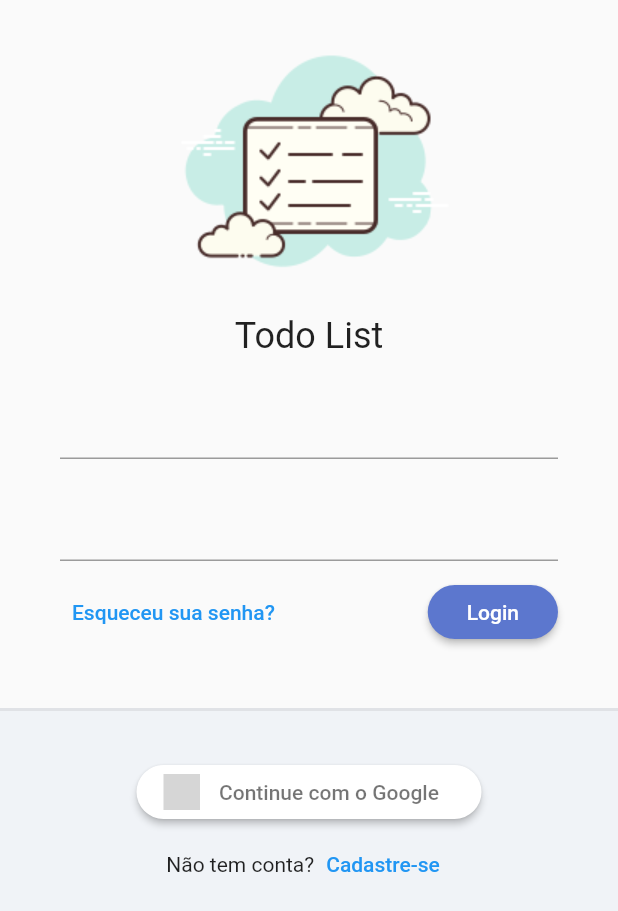
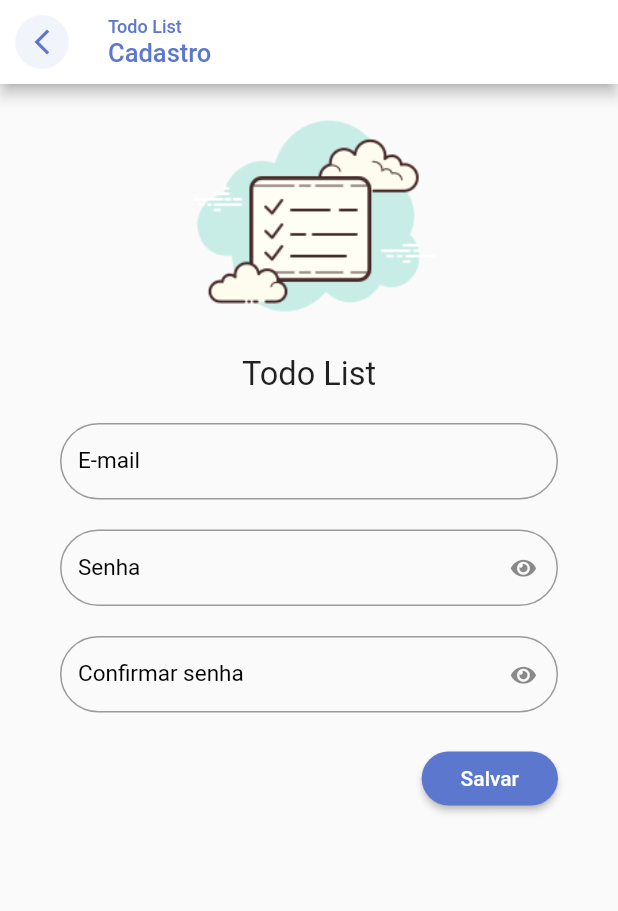
Before and after one commit to antoniofavarinfreire/todo_list_provider, a Flutter app: the screen it shows after launch, after a tap on "Cadastre-se", on a phone screen of 412 x 824 dp. Shown: the top 911 px of the screen. Run offline on Flutter 3.47's test engine with Material 2 defaults, Android fonts, the phone set to English and light mode, and no system bars; our stand-ins replace firebase_auth, firebase_core, flutter_signin_button, google_fonts, sqflite, synchronized; accounts and stored records are empty; Roboto replaces fonts that are missing (Mandali); grey boxes are pictures that could not be loaded.

Commit message:
Criando estrutura para login pelo firebase

```diff
--- a/lib/app/app_module.dart
+++ b/lib/app/app_module.dart
@@ -1,7 +1,10 @@
+import 'package:firebase_auth/firebase_auth.dart';
 import 'package:flutter/material.dart';
 import 'package:provider/provider.dart';
 import 'package:todo_list_provider/app/app_widget.dart';
 import 'package:todo_list_provider/app/core/database/sqlite_connection_factory.dart';
+import 'package:todo_list_provider/app/repositories/user/user_repository.dart';
+import 'package:todo_list_provider/app/repositories/user/user_repository_impl.dart';
 
 class AppModule extends StatelessWidget {
   const AppModule({super.key});
@@ -10,12 +13,18 @@ class AppModule extends StatelessWidget {
   Widget build(BuildContext context) {
     return MultiProvider(
       providers: [
+        Provider(create: (_) => FirebaseAuth.instance),
         Provider(
           create: (_) => SqliteConnectionFactory,
           lazy: false,
-        )
+        ),
+        Provider<UserRepository>(
+          create: (context) => UserRepositoryImpl(
+            firebaseAuth: context.read(),
+          ),
+        ),
       ],
-      child: AppWidget(),
+      child: const AppWidget(),
     );
   }
 }
--- a/lib/app/app_widget.dart
+++ b/lib/app/app_widget.dart
@@ -1,10 +1,8 @@
+import 'package:firebase_auth/firebase_auth.dart';
 import 'package:flutter/material.dart';
-import 'package:provider/provider.dart';
 import 'package:todo_list_provider/app/core/database/sqlite_adm_connection.dart';
 import 'package:todo_list_provider/app/core/ui/todo_list_ui_config.dart';
 import 'package:todo_list_provider/app/modules/auth/auth_module.dart';
-import 'package:todo_list_provider/app/modules/auth/login/login_controller.dart';
-import 'package:todo_list_provider/app/modules/auth/login/login_page.dart';
 import 'package:todo_list_provider/app/modules/splash/splash_page.dart';
 
 class AppWidget extends StatefulWidget {
@@ -20,12 +18,13 @@ class _AppWidgetState extends State<AppWidget> {
   @override
   void initState() {
     super.initState();
-    WidgetsBinding.instance?.addObserver(sqliteAdmConnection);
+    FirebaseAuth auth = FirebaseAuth.instance;
+    WidgetsBinding.instance.addObserver(sqliteAdmConnection);
   }
 
   @override
   void dispose() {
-    WidgetsBinding.instance?.removeObserver(sqliteAdmConnection);
+    WidgetsBinding.instance.removeObserver(sqliteAdmConnection);
     super.dispose();
   }
 
@@ -38,7 +37,7 @@ class _AppWidgetState extends State<AppWidget> {
       routes: {
         ...AuthModule().routers,
       },
-      home: SplashPage(),
+      home: const SplashPage(),
     );
   }
 }
--- a/lib/app/core/database/sqlite_adm_connection.dart
+++ b/lib/app/core/database/sqlite_adm_connection.dart
@@ -1,13 +1,12 @@
 import 'package:flutter/material.dart';
-import 'package:todo_list_provider/app/core/database/sqlite_connection_factory.dart';
+// import 'package:todo_list_provider/app/core/database/sqlite_connection_factory.dart';
 
 class SqliteAdmConnection with WidgetsBindingObserver {
   @override
   void didChangeAppLifecycleState(AppLifecycleState state) {
-    final connection = SqliteConnectionFactory();
+    // final connection = SqliteConnectionFactory();
 
     switch (state) {
-
       case AppLifecycleState.resumed:
         break;
       case AppLifecycleState.inactive:
@@ -16,7 +15,6 @@ class SqliteAdmConnection with WidgetsBindingObserver {
         break;
     }
 
-
     super.didChangeAppLifecycleState(state);
   }
 }
--- a/lib/app/core/ui/theme_extensions.dart
+++ b/lib/app/core/ui/theme_extensions.dart
@@ -5,7 +5,7 @@ extension ThemeExtension on BuildContext {
   Color get primaryColorLight => Theme.of(this).primaryColorLight;
   TextTheme get textTheme => Theme.of(this).textTheme;
 
-  TextStyle get titleStyle => TextStyle(
+  TextStyle get titleStyle => const TextStyle(
         fontSize: 12,
         fontWeight: FontWeight.bold,
         color: Colors.grey,
--- /dev/null
+++ b/lib/app/core/ui/todo_list_icon.dart
@@ -0,0 +1,30 @@
+/// Flutter icons TodoListIcon
+/// Copyright (C) 2023 by original authors @ fluttericon.com, fontello.com
+/// This font was generated by FlutterIcon.com, which is derived from Fontello.
+///
+/// To use this font, place it in your fonts/ directory and include the
+/// following in your pubspec.yaml
+///
+/// flutter:
+///   fonts:
+///    - family:  TodoListIcon
+///      fonts:
+///       - asset: fonts/TodoListIcon.ttf
+///
+///
+/// * Font Awesome 5, Copyright (C) 2016 by Dave Gandy
+///         Author:    Dave Gandy
+///         License:   SIL (https://github.com/FortAwesome/Font-Awesome/blob/master/LICENSE.txt)
+///         Homepage:  http://fortawesome.github.com/Font-Awesome/
+///
+import 'package:flutter/widgets.dart';
+
+class TodoListIcon {
+  TodoListIcon._();
+
+  static const _kFontFam = 'TodoListIcon';
+  static const String? _kFontPkg = null;
+
+  static const IconData eye = IconData(0xf06e, fontFamily: _kFontFam, fontPackage: _kFontPkg);
+  static const IconData eyeSlash = IconData(0xf070, fontFamily: _kFontFam, fontPackage: _kFontPkg);
+}
--- a/lib/app/core/ui/todo_list_ui_config.dart
+++ b/lib/app/core/ui/todo_list_ui_config.dart
@@ -6,10 +6,10 @@ class TodoListUiConfig {
 
   static ThemeData get theme => ThemeData(
         textTheme: GoogleFonts.mandaliTextTheme(),
-        primaryColor: Color(0xff5C77CE),
-        primaryColorLight: Color(0xffABC8F7),
+        primaryColor: const Color(0xff5C77CE),
+        primaryColorLight: const Color(0xffABC8F7),
         elevatedButtonTheme: ElevatedButtonThemeData(
-          style: ElevatedButton.styleFrom(backgroundColor: Color(0xff5C77CE)),
+          style: ElevatedButton.styleFrom(backgroundColor: const Color(0xff5C77CE)),
         ),
       );
 }
--- /dev/null
+++ b/lib/app/core/widget/todo_list_field.dart
@@ -0,0 +1,65 @@
+import 'package:flutter/material.dart';
+import 'package:todo_list_provider/app/core/ui/todo_list_icon.dart';
+
+class TodoListField extends StatelessWidget {
+  final String label;
+  final IconButton? suffixIconButton;
+  final bool obscureText;
+  final ValueNotifier<bool> obscureTextVN;
+  final TextEditingController? controller;
+  final FormFieldValidator<String>? validator;
+
+  TodoListField({
+    super.key,
+    required this.label,
+    this.suffixIconButton,
+    this.obscureText = false,
+    this.controller,
+    this.validator,
+  })  : assert(obscureText == true ? suffixIconButton == null : true,
+            'Obscure text não pode ser enviado com suffixbutton '),
+        obscureTextVN = ValueNotifier(obscureText);
+
+  @override
+  Widget build(BuildContext context) {
+    return ValueListenableBuilder<bool>(
+      valueListenable: obscureTextVN,
+      builder: (_, obscureTextVNValue, child) {
+        return TextFormField(
+          controller: controller,
+          validator: validator,
+          decoration: InputDecoration(
+            labelText: label,
+            labelStyle: const TextStyle(
+              fontSize: 15,
+              color: Colors.black,
+            ),
+            border: OutlineInputBorder(
+              borderRadius: BorderRadius.circular(30),
+            ),
+            errorBorder: OutlineInputBorder(
+              borderRadius: BorderRadius.circular(30),
+              borderSide: const BorderSide(color: Colors.red),
+            ),
+            isDense: true,
+            suffixIcon: suffixIconButton ??
+                (obscureText == true
+                    ? IconButton(
+                        onPressed: () {
+                          obscureTextVN.value = !obscureTextVNValue;
+                        },
+                        icon: Icon(
+                          !obscureTextVNValue
+                              ? TodoListIcon.eyeSlash
+                              : TodoListIcon.eye,
+                          size: 15,
+                        ),
+                      )
+                    : null),
+          ),
+          obscureText: obscureTextVNValue,
+        );
+      },
+    );
+  }
+}
--- /dev/null
+++ b/lib/app/exception/auth_exception.dart
@@ -0,0 +1,6 @@
+class AuthException implements Exception {
+  final String message;
+  AuthException({
+    required this.message,
+  });
+}
--- a/lib/app/modules/auth/auth_module.dart
+++ b/lib/app/modules/auth/auth_module.dart
@@ -2,6 +2,8 @@ import 'package:provider/provider.dart';
 import 'package:todo_list_provider/app/core/modules/todo_list_module.dart';
 import 'package:todo_list_provider/app/modules/auth/login/login_controller.dart';
 import 'package:todo_list_provider/app/modules/auth/login/login_page.dart';
+import 'package:todo_list_provider/app/modules/auth/register/register_controller.dart';
+import 'package:todo_list_provider/app/modules/auth/register/register_page.dart';
 
 class AuthModule extends TodoListModule {
   AuthModule()
@@ -9,10 +11,14 @@ class AuthModule extends TodoListModule {
           bindings: [
             ChangeNotifierProvider(
               create: (_) => LoginController(),
+            ),
+            ChangeNotifierProvider(
+              create: (_) => RegisterController(),
             )
           ],
           routers: {
-            '/login': (context) => LoginPage(),
+            '/login': (context) => const LoginPage(),
+            '/register': (context) => const RegisterPage(),
           },
         );
 }
--- a/lib/app/modules/auth/login/login_page.dart
+++ b/lib/app/modules/auth/login/login_page.dart
@@ -1,6 +1,6 @@
 import 'package:flutter/material.dart';
-import 'package:flutter_signin_button/button_view.dart';
 import 'package:flutter_signin_button/flutter_signin_button.dart';
+import 'package:todo_list_provider/app/core/widget/todo_list_field.dart';
 import 'package:todo_list_provider/app/core/widget/todo_list_logo.dart';
 
 class LoginPage extends StatelessWidget {
@@ -19,21 +19,22 @@ class LoginPage extends StatelessWidget {
             child: IntrinsicHeight(
               child: Column(
                 children: [
-                  SizedBox(
-                    height: 10,
-                  ),
-                  TodoListLogo(),
+                  const SizedBox(height: 10),
+                  const TodoListLogo(),
                   Padding(
                     padding: const EdgeInsets.symmetric(
                         horizontal: 40, vertical: 20),
                     child: Form(
                       child: Column(
                         children: [
-                          TextFormField(),
+                          TodoListField(label: 'E-mail'),
                           const SizedBox(
                             height: 20,
                           ),
-                          TextFormField(),
+                          TodoListField(
+                            label: 'Senha',
+                            obscureText: true,
+                          ),
                           const SizedBox(
                             height: 10,
                           ),
@@ -42,18 +43,20 @@ class LoginPage extends StatelessWidget {
                             children: [
                               TextButton(
                                 onPressed: () {},
-                                child: Text('Esqueceu sua senha?'),
+                                child: const Text('Esqueceu sua senha?'),
                               ),
                               ElevatedButton(
-                                  onPressed: () {},
-                                  child: const Padding(
-                                    padding: EdgeInsets.all(10.0),
-                                    child: Text('Login'),
+                                onPressed: () {},
+                                style: ElevatedButton.styleFrom(
+                                  shape: RoundedRectangleBorder(
+                                    borderRadius: BorderRadius.circular(20),
                                   ),
-                                  style: ElevatedButton.styleFrom(
-                                      shape: RoundedRectangleBorder(
-                                    borderRadius: BorderRadius.circular(20),
-                                  )))
+                                ),
+                                child: const Padding(
+                                  padding: EdgeInsets.all(10.0),
+                                  child: Text('Login'),
+                                ),
+                              )
                             ],
                           )
                         ],
@@ -66,7 +69,7 @@ class LoginPage extends StatelessWidget {
                   Expanded(
                     child: Container(
                       decoration: BoxDecoration(
-                        color: Color(0xffF0F3F7),
+                        color: const Color(0xffF0F3F7),
                         border: Border(
                           top: BorderSide(
                               width: 2, color: Colors.grey.withAlpha(50)),
@@ -92,7 +95,9 @@ class LoginPage extends StatelessWidget {
                             children: [
                               const Text('Não tem conta?'),
                               TextButton(
-                                onPressed: () {},
+                                onPressed: () {
+                                  Navigator.of(context).pushNamed('/register');
+                                },
                                 child: const Text('Cadastre-se'),
                               )
                             ],
--- /dev/null
+++ b/lib/app/modules/auth/register/register_controller.dart
@@ -0,0 +1,4 @@
+import 'package:flutter/material.dart';
+class RegisterController extends ChangeNotifier {
+
+}
--- /dev/null
+++ b/lib/app/modules/auth/register/register_page.dart
@@ -0,0 +1,97 @@
+import 'package:flutter/material.dart';
+import 'package:todo_list_provider/app/core/ui/theme_extensions.dart';
+import 'package:todo_list_provider/app/core/widget/todo_list_field.dart';
+import 'package:todo_list_provider/app/core/widget/todo_list_logo.dart';
+
+class RegisterPage extends StatelessWidget {
+  const RegisterPage({super.key});
+
+  @override
+  Widget build(BuildContext context) {
+    return Scaffold(
+      appBar: AppBar(
+        automaticallyImplyLeading: false,
+        backgroundColor: Colors.white,
+        title: Row(
+          mainAxisAlignment: MainAxisAlignment.start,
+          children: [
+            Column(
+              crossAxisAlignment: CrossAxisAlignment.start,
+              children: [
+                Text(
+                  'Todo List',
+                  style: TextStyle(fontSize: 12, color: context.primaryColor),
+                ),
+                Text(
+                  'Cadastro',
+                  style: TextStyle(fontSize: 17, color: context.primaryColor),
+                )
+              ],
+            ),
+          ],
+        ),
+        leading: IconButton(
+          onPressed: () => Navigator.pop(context),
+          icon: ClipOval(
+            child: Container(
+              color: context.primaryColor.withAlpha(20),
+              padding: const EdgeInsets.all(8),
+              child: Icon(
+                Icons.arrow_back_ios_new_outlined,
+                size: 20,
+                color: context.primaryColor,
+              ),
+            ),
+          ),
+        ),
+      ),
+      body: ListView(
+        children: [
+          SizedBox(
+            height: MediaQuery.of(context).size.width * .5,
+            child: const FittedBox(
+              fit: BoxFit.fitHeight,
+              child: TodoListLogo(),
+            ),
+          ),
+          Padding(
+            padding: const EdgeInsets.symmetric(horizontal: 40, vertical: 20),
+            child: Form(
+              child: Column(
+                children: [
+                  TodoListField(label: 'E-mail'),
+                  const SizedBox(height: 20),
+                  TodoListField(
+                    label: 'Senha',
+                    obscureText: true,
+                  ),
+                  const SizedBox(height: 20),
+                  TodoListField(
+                    label: 'Confirmar senha',
+                    obscureText: true,
+                  ),
+                  const SizedBox(height: 20),
+                  Align(
+                    alignment: Alignment.bottomRight,
+                    child: ElevatedButton(
+                      onPressed: () {},
+                      style: ElevatedButton.styleFrom(
+                        shape: RoundedRectangleBorder(
+                          borderRadius: BorderRadius.circular(20),
+                        ),
+                      ),
+                      child: const Padding(
+                        padding: EdgeInsets.all(10.0),
+                        child: Text('Salvar'),
+                      ),
+                    ),
+                  )
+                ],
+              ),
+            ),
+          ),
+        ],
+      ),
+    );
+  }
+}
--- /dev/null
+++ b/lib/app/repositories/user/user_repository.dart
@@ -0,0 +1,6 @@
+
+import 'package:firebase_auth/firebase_auth.dart';
+
+abstract class UserRepository {
+  Future<User?> register(String email, String password);
+}
--- /dev/null
+++ b/lib/app/repositories/user/user_repository_impl.dart
@@ -0,0 +1,37 @@
+import 'package:firebase_auth/firebase_auth.dart';
+import 'package:todo_list_provider/app/exception/auth_exception.dart';
+
+import './user_repository.dart';
+
+class UserRepositoryImpl implements UserRepository {
+  FirebaseAuth _firebaseAuth;
+
+  UserRepositoryImpl({required FirebaseAuth firebaseAuth})
+      : _firebaseAuth = firebaseAuth;
+
+  @override
+  Future<User?> register(String email, String password) async {
+    try {
+      final userCredentials = await _firebaseAuth
+          .createUserWithEmailAndPassword(email: email, password: password);
+      return userCredentials.user;
+    } on FirebaseAuthException catch (e, s) {
+      print(e);
+      print(s);
+      if (e.code == 'email-aready-in-use') {
+        final loginTypes =
+            await _firebaseAuth.fetchSignInMethodsForEmail(email);
+        if (loginTypes.contains('password')) {
+          throw AuthException(
+              message: 'E-mail já utilizado, por favor escolha outro e-mail');
+        } else {
+          throw AuthException(
+              message:
+                  'Você se cadastrou no TodoList pelo Google, por favor utilize ele para entrar!!!');
+        }
+      } else {
+        throw AuthException(message: e.message ?? 'Error ao registrar usuário');
+      }
+    }
+  }
+}
--- /dev/null
+++ b/lib/app/services/user/user_service.dart
@@ -0,0 +1,6 @@
+
+import 'package:firebase_auth/firebase_auth.dart';
+
+abstract class UserService {
+  Future<User?> register(String email, String password);
+}
--- /dev/null
+++ b/lib/app/services/user/user_service_impl.dart
@@ -0,0 +1,14 @@
+import 'package:firebase_auth/firebase_auth.dart';
+import 'package:todo_list_provider/app/repositories/user/user_repository.dart';
+import 'package:todo_list_provider/app/services/user/user_service.dart';
+
+class UserServiceImpl implements UserService {
+  final UserRepository _userRepository;
+
+  UserServiceImpl({required UserRepository userRepository})
+      : _userRepository = userRepository;
+
+  @override
+  Future<User?> register(String email, String password) =>
+      _userRepository.register(email, password);
+}
--- a/lib/main.dart
+++ b/lib/main.dart
@@ -1,6 +1,12 @@
 import 'package:flutter/material.dart';
 import 'package:todo_list_provider/app/app_module.dart';
+import 'package:firebase_core/firebase_core.dart';
+import 'firebase_options.dart';
 
-void main() {
-  runApp(AppModule());
+Future<void> main() async {
+  WidgetsFlutterBinding.ensureInitialized();
+  await Firebase.initializeApp(
+    options: DefaultFirebaseOptions.currentPlatform,
+  );
+  runApp(const AppModule());
 }
```
Also changed, not shown: pubspec.yaml (+6 -4 lines), assets/fonts/TodoListIcon.ttf (added), lib/firebase_options.dart (added), pubspec.lock, 8 other files.
